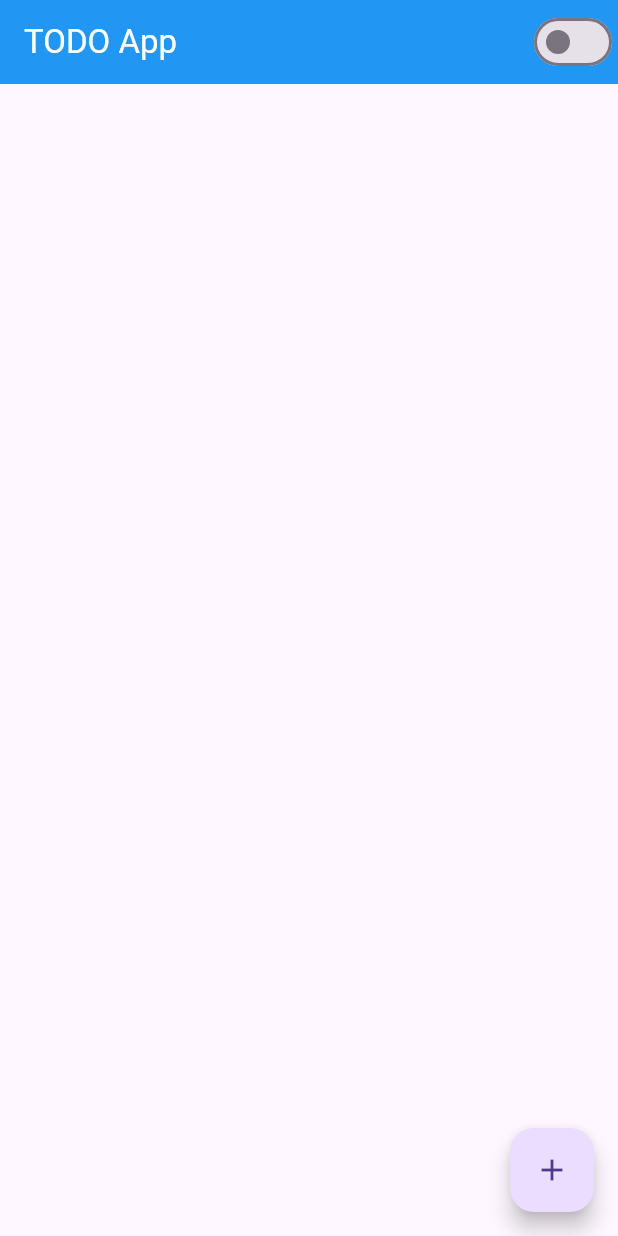
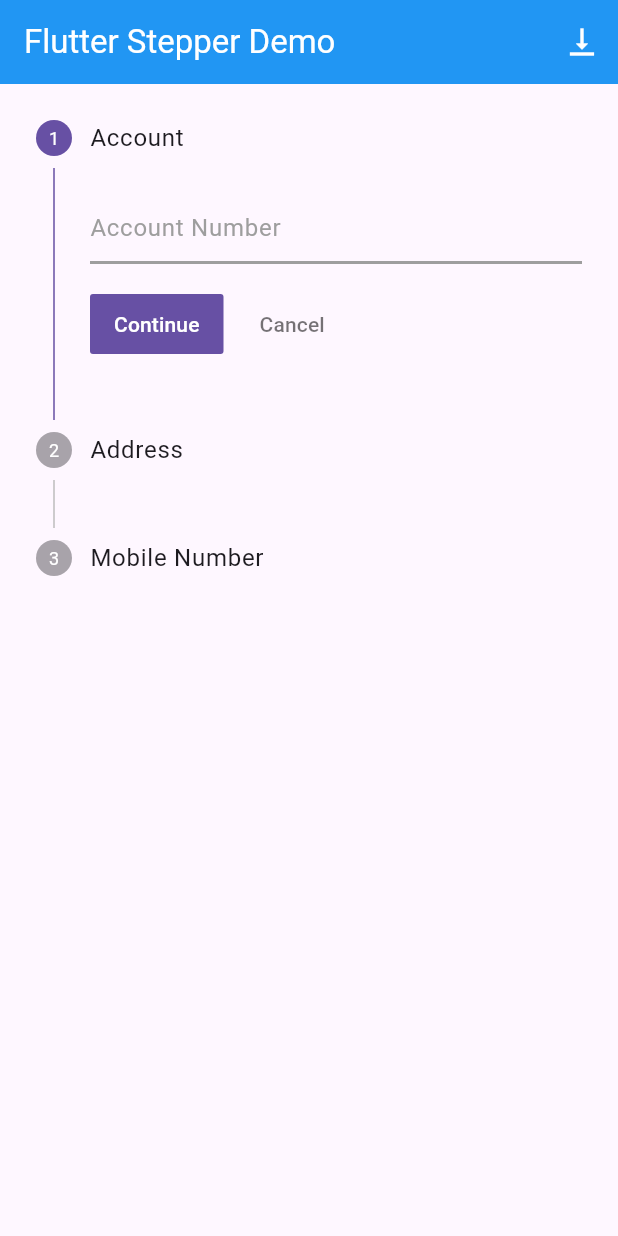
Before and after one commit to Avesh6754/provider_crud_app, a Flutter app: the screen it shows after launch, on a phone screen of 412 x 824 dp. Run offline on Flutter 3.47's test engine with Material 3 defaults, Android fonts, the phone set to English and light mode, and no system bars; our stand-ins replace flutter_speed_dial, local_auth, shared_preferences.

Commit message:
8-11-2024

```diff
--- a/lib/main.dart
+++ b/lib/main.dart
@@ -1,6 +1,9 @@
 import 'package:flutter/material.dart';
 import 'package:provider/provider.dart';
 import 'package:provider_crud_app/gallery_authentication/provider/galleryhome_provider.dart';
+import 'package:provider_crud_app/stepper_widget/provider/stepper_Provider.dart';
+import 'package:provider_crud_app/stepper_widget/views/Stepper_Vertical.dart';
+import 'package:provider_crud_app/stepper_widget/views/home/stepper_Screen.dart';
 import 'package:provider_crud_app/todo_app/provider/TodoProvider.dart';
 import 'package:provider_crud_app/todo_app/provider/themeProvider.dart';
 import 'package:provider_crud_app/todo_app/view/todo_home%20_page.dart';
@@ -29,6 +32,7 @@
         ChangeNotifierProvider(create: (context) => GalleryHome_Provider(),),
         ChangeNotifierProvider(create: (context) => TodoProvider(),),
         ChangeNotifierProvider(create: (context) => ThemeProvider(),),
+        ChangeNotifierProvider(create: (context) => Stepper_Provider(),)
       ],
 
       builder: (context, child) =>MaterialApp(
@@ -37,7 +41,7 @@
         darkTheme: ThemeData.dark(),
         themeMode:Provider.of<ThemeProvider>(context).isDark?ThemeMode.dark:ThemeMode.light,
         routes: {
-          '/':(context)=>Todo_App(),
+          '/':(context)=>StepperScreen(),
         },
       ),
     );
--- /dev/null
+++ b/lib/stepper_widget/views/Stepper_Vertical.dart
@@ -0,0 +1,58 @@
+import 'package:flutter/material.dart';
+import 'package:provider/provider.dart';
+import 'package:provider_crud_app/stepper_widget/provider/stepper_Provider.dart';
+
+import 'component/text_class.dart';
+
+class StepperVertical extends StatelessWidget {
+  const StepperVertical({super.key});
+
+  @override
+  Widget build(BuildContext context) {
+    GlobalKey<FormState> globalKey = GlobalKey<FormState>();
+    var providerTrue = Provider.of<Stepper_Provider>(context, listen: true);
+    var providerFlase = Provider.of<Stepper_Provider>(context, listen: false);
+    return Stepper(
+        currentStep: providerTrue.currentindex,
+        onStepCancel: () {
+          providerFlase.previousStepVertical();
+        },
+        onStepContinue: () {
+          providerFlase.nextStepVertical(context);
+        },
+        onStepTapped: (value) {
+          providerFlase.gotoStepVertical(value);
+        },
+        steps: [
+          Step(
+            title: const Text('Account'),
+            content: const TextInputBox(
+              hintText: 'Account Number',
+              textInputType: TextInputType.number,
+            ),
+            isActive: providerTrue.currentindex >= 0 ? true : false,
+          ),
+
+          //ADDRESS
+          Step(
+            title: const Text('Address'),
+            content: const TextInputBox(
+              hintText: 'Address',
+              textInputType: TextInputType.streetAddress,
+            ),
+            isActive: providerTrue.currentindex >= 1 ? true : false,
+          ),
+
+          //MOBILE NUMBER
+          Step(
+            title: const Text('Mobile Number'),
+            content: const TextInputBox(
+              hintText: 'Mobile Number',
+              textInputType: TextInputType.number,
+            ),
+            isActive: providerTrue.currentindex >= 2 ? true : false,
+          ),
+        ],
+    );
+  }
+}
--- /dev/null
+++ b/lib/stepper_widget/views/component/text_class.dart
@@ -0,0 +1,31 @@
+
+import 'package:flutter/material.dart';
+class TextInputBox extends StatelessWidget {
+  const TextInputBox({
+    super.key,
+    this.textInputType,
+    required this.hintText,
+  });
+
+  final TextInputType? textInputType;
+  final String hintText;
+
+  @override
+  Widget build(BuildContext context) {
+    return TextField(
+      cursorColor: Colors.blue,
+      keyboardType: textInputType ?? TextInputType.text,
+      decoration: InputDecoration(
+        hintText: hintText,
+        hintStyle: const TextStyle(color: Colors.grey),
+        border: const UnderlineInputBorder(),
+        enabledBorder: const UnderlineInputBorder(
+          borderSide: BorderSide(
+            color: Colors.grey,
+            width:2,
+          ),
+        ),
+      ),
+    );
+  }
+}
--- /dev/null
+++ b/lib/stepper_widget/views/home/stepper_Screen.dart
@@ -0,0 +1,42 @@
+import 'package:flutter/material.dart';
+import 'package:provider/provider.dart';
+import 'package:provider_crud_app/stepper_widget/provider/stepper_Provider.dart';
+import 'package:provider_crud_app/stepper_widget/views/Stepper_Horizontal.dart';
+import 'package:provider_crud_app/stepper_widget/views/Stepper_Vertical.dart';
+
+class StepperScreen extends StatelessWidget {
+  const StepperScreen({super.key});
+
+  @override
+  Widget build(BuildContext context) {
+    return Scaffold(
+      appBar: AppBar(
+        backgroundColor: Colors.blue,
+        title: const Text(
+          'Flutter Stepper Demo',
+          style: TextStyle(color: Colors.white),
+        ),
+        actions: [
+          IconButton(
+              onPressed: () {
+                Provider.of<Stepper_Provider>(context, listen: false)
+                    .pageChange();
+              },
+              icon: (Provider.of<Stepper_Provider>(context, listen: true)
+                      .ishorizontal)
+                  ? Icon(
+                      Icons.swap_horiz_outlined,
+                      color: Colors.white,
+                    )
+                  : Icon(
+                      Icons.vertical_align_bottom,
+                      color: Colors.white,
+                    ))
+        ],
+      ),
+      body: Provider.of<Stepper_Provider>(context, listen: true).ishorizontal
+          ? StepperHorizontal()
+          : StepperVertical(),
+    );
+  }
+}
--- a/pubspec.yaml
+++ b/pubspec.yaml
@@ -38,7 +38,7 @@
   provider: ^6.1.2
   intl: ^0.19.0
   shared_preferences: ^2.3.2
-  image_gallery_saver: ^2.0.3
+#  image_gallery_saver: ^2.0.3
   flutter_speed_dial: ^7.0.0
   local_auth: ^2.3.0
 
```
Also changed, not shown: lib/stepper_widget/provider/stepper_Provider.dart (added, +62 -0 lines), lib/stepper_widget/views/Stepper_Horizontal.dart (added, +68 -0 lines), lib/stepper_widget/views/component/text_Horizontal.dart (added, +35 -0 lines), pubspec.lock.
